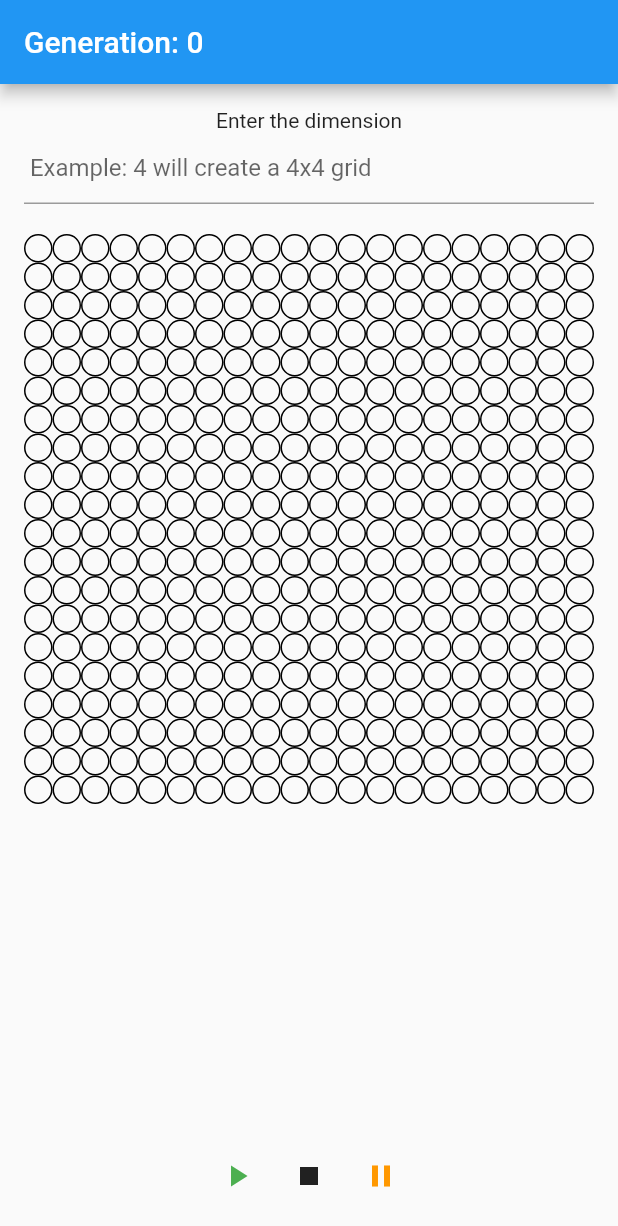
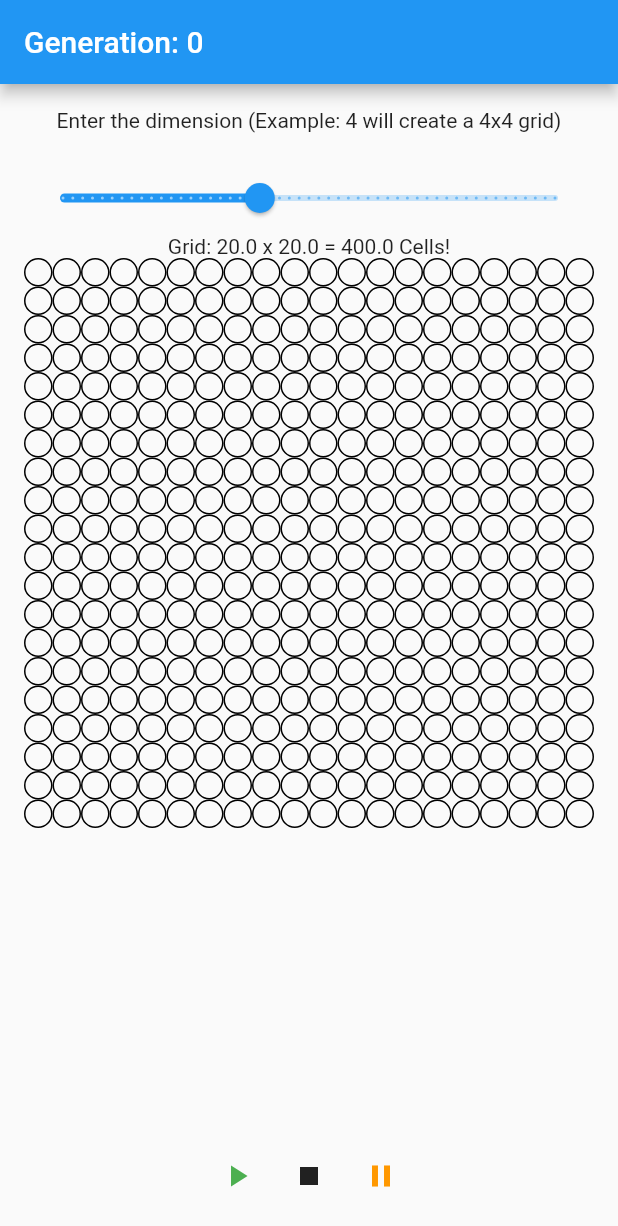
Before and after one commit to JoaoPauloUbaF/GameOfLifeFlutterDesignPatternsSOLID, a Flutter app: the screen it shows after launch, after a tap on the "stop" icon, on a phone screen of 412 x 824 dp. Shown: the top 1226 px of the screen. Run offline on Flutter 3.47's test engine with Material 2 defaults, Android fonts, the phone set to English and light mode, and no system bars.

Commit message:
renamed files and added a slider to the dimension

```diff
--- a/lib/components/CellWidget.dart
+++ b/lib/components/cell_widget.dart
@@ -1,7 +1,6 @@
 import 'package:flutter/material.dart';
 
 import '../models/cell.dart';
-import '../models/grid.dart';
 
 class RectangleCell extends StatelessWidget {
   final CellState health;
--- a/lib/components/GridWidget.dart
+++ b/lib/components/grid_widget.dart
@@ -1,9 +1,7 @@
-import 'dart:math';
-
 import 'package:flutter/material.dart';
 import 'package:game_of_life_design_patterns_solid/models/cell.dart';
 import '../models/grid.dart';
-import 'CellWidget.dart';
+import 'cell_widget.dart';
 
 class GridWidget extends StatelessWidget {
   const GridWidget({
--- a/lib/main.dart
+++ b/lib/main.dart
@@ -1,11 +1,9 @@
 import 'dart:async';
-import 'dart:math';
 
 import 'package:flutter/material.dart';
 import 'package:game_of_life_design_patterns_solid/models/game_of_life.dart';
 
-import 'components/GridWidget.dart';
-import 'models/grid.dart';
+import 'components/grid_widget.dart';
 
 void main() {
   //add this
@@ -18,6 +16,7 @@ class GameOfLifeApp extends StatefulWidget {
   const GameOfLifeApp({Key? key}) : super(key: key);
 
   @override
+  // ignore: library_private_types_in_public_api
   _GameOfLifeAppState createState() => _GameOfLifeAppState();
 }
 
@@ -25,6 +24,8 @@ class _GameOfLifeAppState extends State<GameOfLifeApp> {
   Timer? timer;
 
   GameOfLife gameOfLife = GameOfLife.instance;
+
+  var _currentSliderValue = 20.0;
 
   @override
   void initState() {
@@ -52,19 +53,24 @@ class _GameOfLifeAppState extends State<GameOfLifeApp> {
         padding: const EdgeInsets.all(16.0),
         child: Column(
           children: [
-            const Text('Enter the dimension'),
-            TextField(
-              decoration: const InputDecoration(
-                hintText: ' Example: 4 will create a 4x4 grid',
-              ),
-              keyboardType: TextInputType.number,
-              onSubmitted: (value) {
+            const Text(
+                'Enter the dimension (Example: 4 will create a 4x4 grid)'),
+            const SizedBox(height: 20),
+            Slider(
+              value: _currentSliderValue,
+              min: 0,
+              max: 50,
+              divisions: 50,
+              label: _currentSliderValue.round().toString(),
+              onChanged: (double value) {
                 setState(() {
-                  gameOfLife.newGame(int.parse(value), int.parse(value));
+                  _currentSliderValue = value;
+                  gameOfLife.newGame(value as int, value as int);
                 });
               },
             ),
-            const SizedBox(height: 20),
+            Text('Grid: $_currentSliderValue x $_currentSliderValue = '
+                '${_currentSliderValue * _currentSliderValue} Cells!'),
             Expanded(
               child: GridWidget(grid: gameOfLife.grid),
             ),
@@ -89,6 +95,7 @@ class _GameOfLifeAppState extends State<GameOfLifeApp> {
                     timer!.isActive ? timer!.cancel() : null,
                     setState(() {
                       gameOfLife.generation = 0;
+                      _currentSliderValue = 20;
                       gameOfLife.stopGame();
                     })
                   },
```
